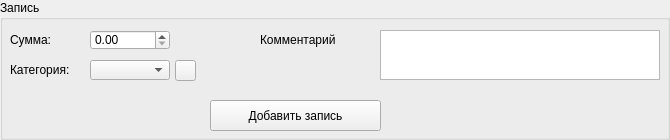
Above: bookkeeper/view/ui/add_widget.ui from maksgorbachev/bookkeeper before the change. Below: the same form after it.
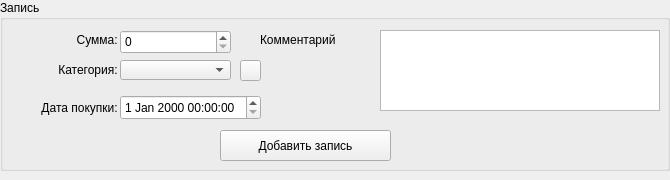
That is the form after the change.

Patch:
```diff
--- a/bookkeeper/view/ui/add_widget.ui
+++ b/bookkeeper/view/ui/add_widget.ui
@@ -7,19 +7,19 @@
     <x>0</x>
     <y>0</y>
     <width>670</width>
-    <height>140</height>
+    <height>180</height>
    </rect>
   </property>
   <property name="minimumSize">
    <size>
     <width>670</width>
-    <height>140</height>
+    <height>180</height>
    </size>
   </property>
   <property name="maximumSize">
    <size>
     <width>670</width>
-    <height>140</height>
+    <height>180</height>
    </size>
   </property>
   <property name="windowTitle">
@@ -31,7 +31,7 @@
      <x>0</x>
      <y>0</y>
      <width>670</width>
-     <height>140</height>
+     <height>171</height>
     </rect>
    </property>
    <property name="title">
@@ -55,22 +55,15 @@
      <rect>
       <x>10</x>
       <y>30</y>
-      <width>80</width>
+      <width>111</width>
       <height>20</height>
      </rect>
     </property>
     <property name="text">
      <string>Сумма: </string>
     </property>
-   </widget>
-   <widget class="QDoubleSpinBox" name="spb_summa">
-    <property name="geometry">
-     <rect>
-      <x>90</x>
-      <y>30</y>
-      <width>80</width>
-      <height>20</height>
-     </rect>
+    <property name="alignment">
+     <set>Qt::AlignRight|Qt::AlignTrailing|Qt::AlignVCenter</set>
     </property>
    </widget>
    <widget class="QLabel" name="lbl_category">
@@ -78,19 +71,22 @@
      <rect>
       <x>10</x>
       <y>60</y>
-      <width>80</width>
+      <width>111</width>
       <height>20</height>
      </rect>
     </property>
     <property name="text">
-     <string>Категория:</string>
+     <string>Категория: </string>
+    </property>
+    <property name="alignment">
+     <set>Qt::AlignRight|Qt::AlignTrailing|Qt::AlignVCenter</set>
     </property>
    </widget>
    <widget class="QPushButton" name="pb_add_item">
     <property name="geometry">
      <rect>
-      <x>210</x>
-      <y>100</y>
+      <x>220</x>
+      <y>130</y>
       <width>171</width>
       <height>31</height>
      </rect>
@@ -105,16 +101,16 @@
       <x>380</x>
       <y>30</y>
       <width>280</width>
-      <height>50</height>
+      <height>81</height>
      </rect>
     </property>
    </widget>
    <widget class="QComboBox" name="cmb_category">
     <property name="geometry">
      <rect>
-      <x>90</x>
+      <x>120</x>
       <y>60</y>
-      <width>80</width>
+      <width>111</width>
       <height>20</height>
      </rect>
     </property>
@@ -122,7 +118,7 @@
    <widget class="QPushButton" name="pb_add_category">
     <property name="geometry">
      <rect>
-      <x>175</x>
+      <x>240</x>
       <y>60</y>
       <width>21</width>
       <height>21</height>
@@ -132,6 +128,42 @@
      <string/>
     </property>
    </widget>
+   <widget class="QLabel" name="lbl_date">
+    <property name="geometry">
+     <rect>
+      <x>10</x>
+      <y>100</y>
+      <width>111</width>
+      <height>16</height>
+     </rect>
+    </property>
+    <property name="text">
+     <string>Дата покупки: </string>
+    </property>
+    <property name="alignment">
+     <set>Qt::AlignRight|Qt::AlignTrailing|Qt::AlignVCenter</set>
+    </property>
+   </widget>
+   <widget class="QSpinBox" name="spb_amount">
+    <property name="geometry">
+     <rect>
+      <x>120</x>
+      <y>30</y>
+      <width>111</width>
+      <height>24</height>
+     </rect>
+    </property>
+   </widget>
+   <widget class="QDateTimeEdit" name="dateTimeEdit">
+    <property name="geometry">
+     <rect>
+      <x>120</x>
+      <y>95</y>
+      <width>141</width>
+      <height>25</height>
+     </rect>
+    </property>
+   </widget>
   </widget>
  </widget>
  <resources/>
```
